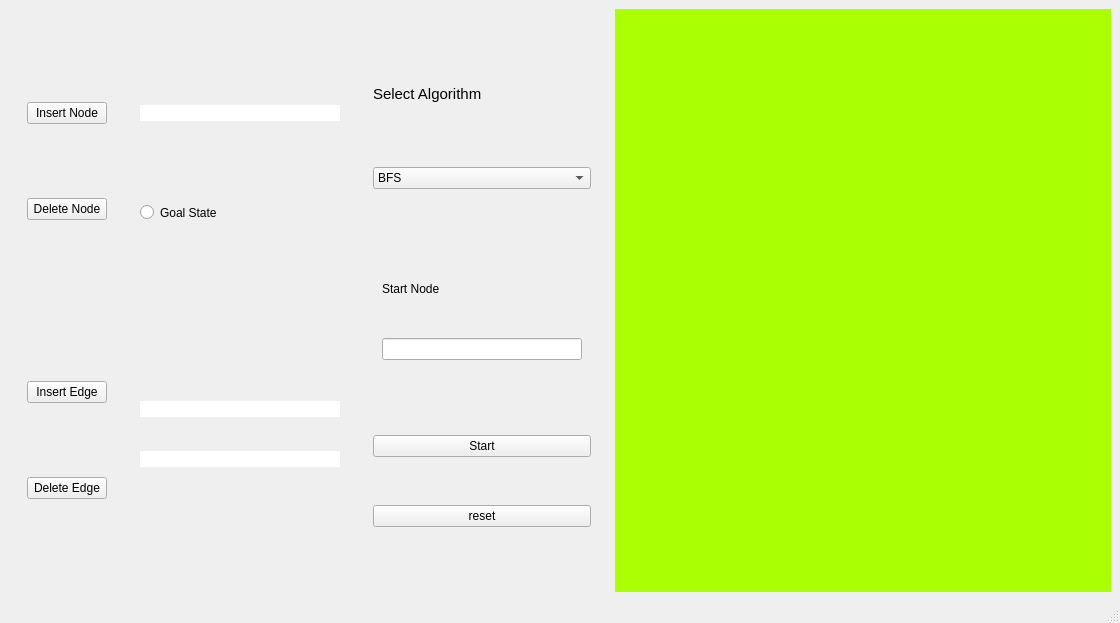
Before: the Qt Designer form untitled.ui in mourra950/AI_Junior_Project, drawn with Qt 5.
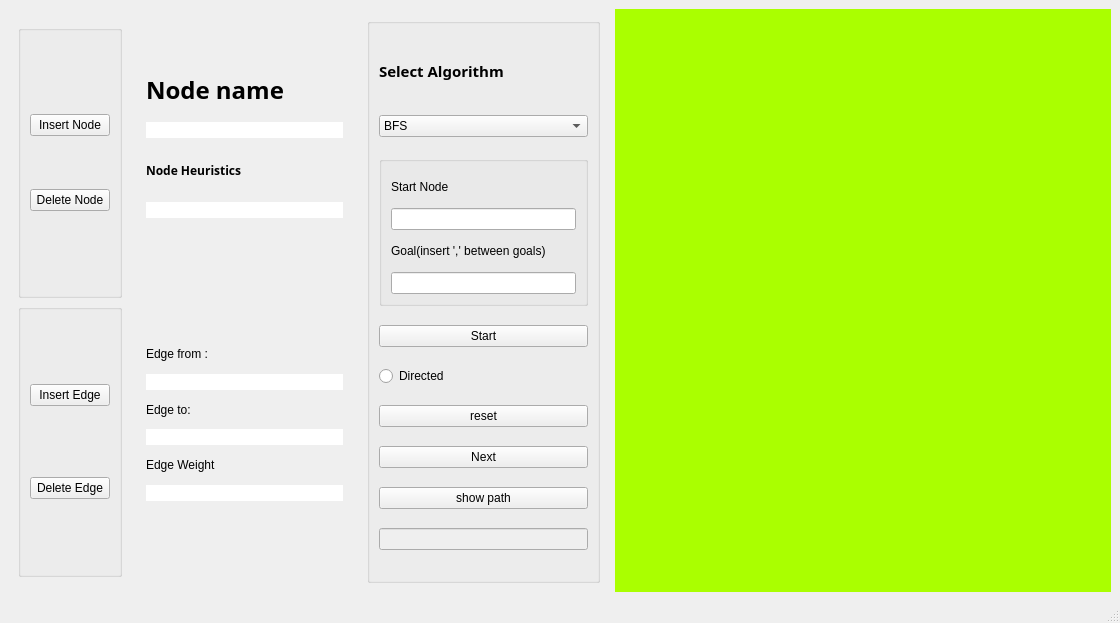
After: the same form once the commit is applied.

The edit to the form file:
```diff
--- a/untitled.ui
+++ b/untitled.ui
@@ -27,7 +27,8 @@
        </size>
       </property>
       <property name="styleSheet">
-       <string notr="true">QGroupBox {border:0;}</string>
+       <string notr="true">QGroupBox {border:0;}
+font: 75 14pt &quot;8514oem&quot;;</string>
       </property>
       <layout class="QHBoxLayout" name="horizontalLayout_2">
        <item>
@@ -50,6 +51,15 @@
             <string/>
            </property>
            <layout class="QVBoxLayout" name="verticalLayout_4">
+            <property name="spacing">
+             <number>0</number>
+            </property>
+            <property name="topMargin">
+             <number>30</number>
+            </property>
+            <property name="bottomMargin">
+             <number>30</number>
+            </property>
             <item>
              <widget class="QPushButton" name="InsertNode">
               <property name="text">
@@ -109,27 +119,56 @@
             </property>
             <layout class="QVBoxLayout" name="verticalLayout_8">
              <property name="spacing">
-              <number>6</number>
+              <number>0</number>
              </property>
              <property name="topMargin">
-              <number>0</number>
+              <number>30</number>
              </property>
              <property name="rightMargin">
               <number>9</number>
              </property>
              <property name="bottomMargin">
-              <number>0</number>
+              <number>80</number>
              </property>
              <item>
-              <widget class="QLineEdit" name="InsertedNode"/>
+              <widget class="QLabel" name="label_3">
+               <property name="font">
+                <font>
+                 <family>8514oem</family>
+                 <pointsize>18</pointsize>
+                 <weight>75</weight>
+                 <bold>true</bold>
+                </font>
+               </property>
+               <property name="text">
+                <string>Node name</string>
+               </property>
+              </widget>
              </item>
              <item>
-              <widget class="QRadioButton" name="IsGoalState">
+              <widget class="QLineEdit" name="InsertedNode">
+               <property name="toolTip">
+                <string/>
+               </property>
+              </widget>
+             </item>
+             <item>
+              <widget class="QLabel" name="label_5">
+               <property name="font">
+                <font>
+                 <family>8514oem</family>
+                 <weight>75</weight>
+                 <bold>true</bold>
+                </font>
+               </property>
                <property name="text">
-                <string>Goal State</string>
+                <string>Node Heuristics</string>
                </property>
               </widget>
              </item>
+             <item>
+              <widget class="QLineEdit" name="HeuristicNode"/>
+             </item>
             </layout>
            </widget>
           </item>
@@ -143,17 +182,41 @@
               <number>0</number>
              </property>
              <property name="topMargin">
-              <number>63</number>
+              <number>30</number>
              </property>
              <property name="bottomMargin">
               <number>73</number>
              </property>
+             <item>
+              <widget class="QLabel" name="label_6">
+               <property name="text">
+                <string>Edge from :</string>
+               </property>
+              </widget>
+             </item>
              <item>
               <widget class="QLineEdit" name="FromNode"/>
              </item>
+             <item>
+              <widget class="QLabel" name="label_4">
+               <property name="text">
+                <string>Edge to:</string>
+               </property>
+              </widget>
+             </item>
              <item>
               <widget class="QLineEdit" name="ToNode"/>
              </item>
+             <item>
+              <widget class="QLabel" name="label_7">
+               <property name="text">
+                <string>Edge Weight</string>
+               </property>
+              </widget>
+             </item>
+             <item>
+              <widget class="QLineEdit" name="WeightEdge"/>
+             </item>
             </layout>
            </widget>
           </item>
@@ -183,6 +246,14 @@
               <height>50</height>
              </size>
             </property>
+            <property name="font">
+             <font>
+              <family>8514oem</family>
+              <pointsize>28</pointsize>
+              <weight>75</weight>
+              <bold>true</bold>
+             </font>
+            </property>
             <property name="text">
              <string>&lt;html&gt;&lt;head/&gt;&lt;body&gt;&lt;p&gt;&lt;span style=&quot; font-size:11pt;&quot;&gt;Select Algorithm&lt;/span&gt;&lt;/p&gt;&lt;/body&gt;&lt;/html&gt;</string>
             </property>
@@ -247,6 +318,16 @@
                </property>
               </widget>
              </item>
+             <item>
+              <widget class="QLabel" name="label_8">
+               <property name="text">
+                <string>Goal(insert ',' between goals)</string>
+               </property>
+              </widget>
+             </item>
+             <item>
+              <widget class="QLineEdit" name="Goals"/>
+             </item>
             </layout>
            </widget>
           </item>
@@ -258,12 +339,40 @@
            </widget>
           </item>
           <item>
-           <widget class="QPushButton" name="Reset">
+           <widget class="QRadioButton" name="Directed">
+            <property name="text">
+             <string>Directed</string>
+            </property>
+           </widget>
+          </item>
+          <item>
+           <widget class="QPushButton" name="ResetGraph">
             <property name="text">
              <string>reset</string>
             </property>
            </widget>
           </item>
+          <item>
+           <widget class="QPushButton" name="NextButton">
+            <property name="text">
+             <string>Next</string>
+            </property>
+           </widget>
+          </item>
+          <item>
+           <widget class="QPushButton" name="pathShow">
+            <property name="text">
+             <string>show path</string>
+            </property>
+           </widget>
+          </item>
+          <item>
+           <widget class="QLineEdit" name="showPathcost">
+            <property name="enabled">
+             <bool>false</bool>
+            </property>
+           </widget>
+          </item>
          </layout>
         </widget>
        </item>
```
Left out of the diff: 14 changed lines with no effect on the pictures.
